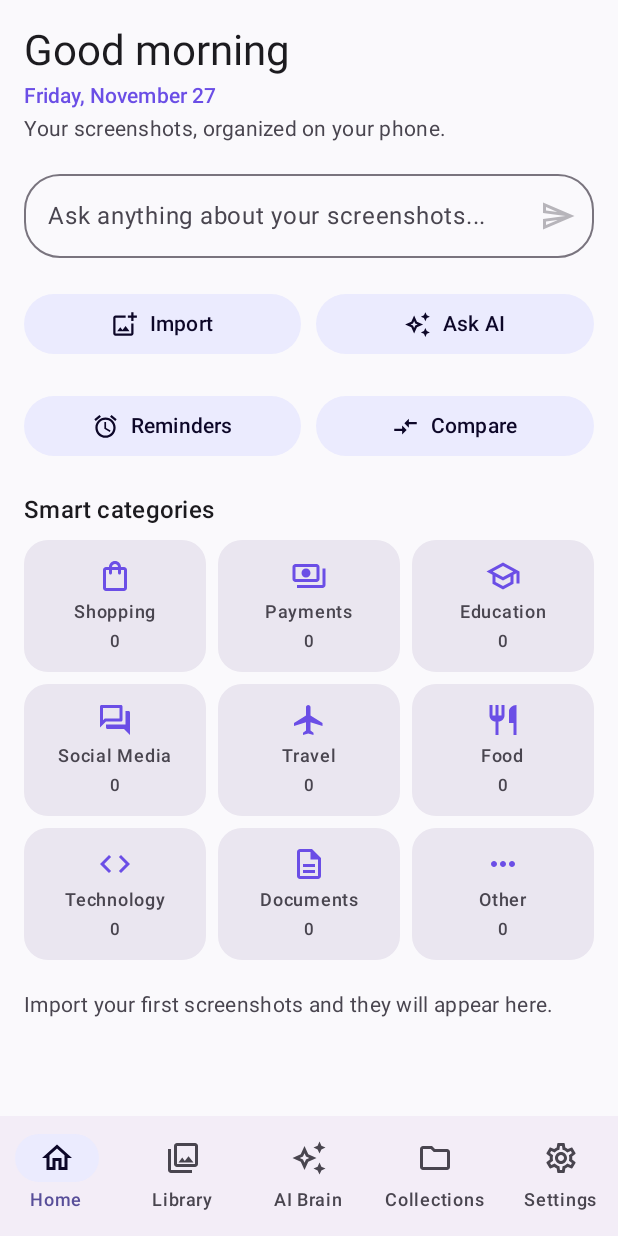
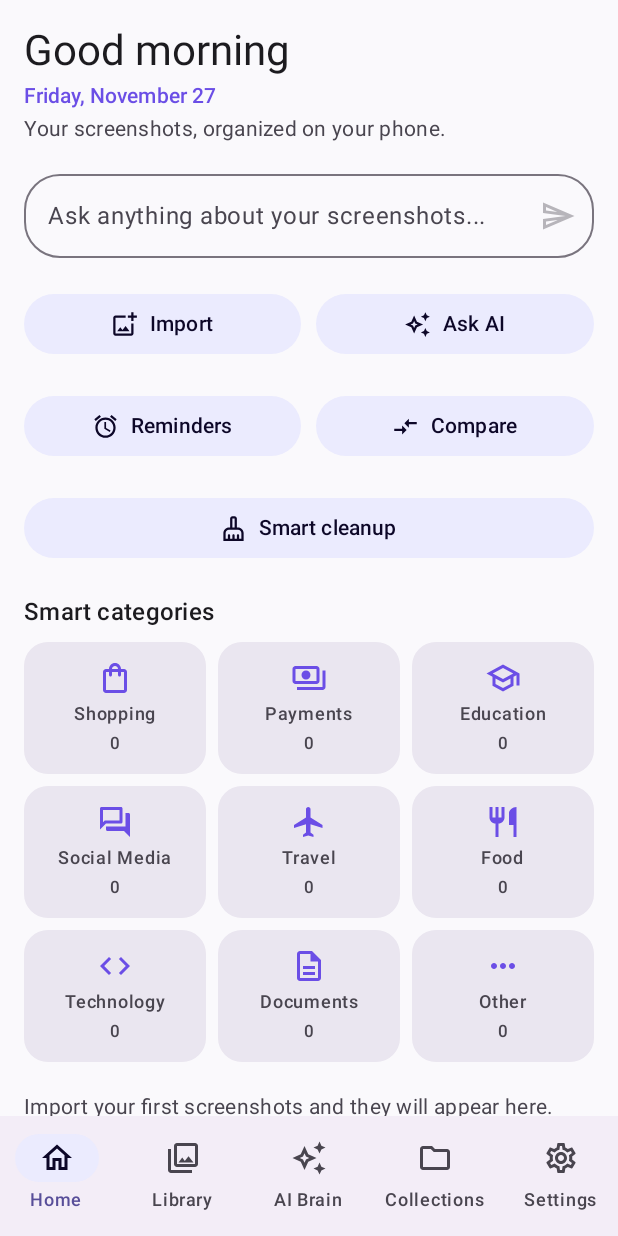
Before and after one commit to pankaj-791/screenshot-brain, an Android app built with Jetpack Compose: the screen it shows after launch (MainActivity), on a phone screen of 412 x 824 dp. Run offline under Robolectric (Android 15) with nearby library versions, the phone set to English and light mode, and no system bars; our stand-ins replace Room's generated code.

Commit message:
Update HomeScreen.kt

```diff
--- a/app/src/main/java/com/screenshotbrain/ui/home/HomeScreen.kt
+++ b/app/src/main/java/com/screenshotbrain/ui/home/HomeScreen.kt
@@ -21,6 +21,7 @@ import androidx.compose.material.icons.automirrored.outlined.Send
 import androidx.compose.material.icons.outlined.AddPhotoAlternate
 import androidx.compose.material.icons.outlined.Alarm
 import androidx.compose.material.icons.outlined.AutoAwesome
+import androidx.compose.material.icons.outlined.CleaningServices
 import androidx.compose.material.icons.outlined.CompareArrows
 import androidx.compose.material3.Icon
 import androidx.compose.material3.IconButton
@@ -51,6 +52,7 @@ fun HomeScreen(
     onOpenReminders: () -> Unit,
     onOpenScreenshot: (Long) -> Unit,
     onOpenCompare: () -> Unit = {},
+    onOpenCleanup: () -> Unit = {},
     viewModel: HomeViewModel = viewModel()
 ) {
     val state by viewModel.uiState.collectAsStateWithLifecycle()
@@ -162,6 +164,17 @@ fun HomeScreen(
             }
 
             item {
+                QuickActionButton(
+                    label = "Smart cleanup",
+                    icon = Icons.Outlined.CleaningServices,
+                    onClick = onOpenCleanup,
+                    modifier = Modifier
+                        .fillMaxWidth()
+                        .padding(horizontal = 16.dp)
+                )
+            }
+
+            item {
                 Column(verticalArrangement = Arrangement.spacedBy(8.dp)) {
                     SectionTitle("Smart categories")
                     CategoryGrid(counts = state.categoryCounts, onOpen = onOpenCategory)
```
